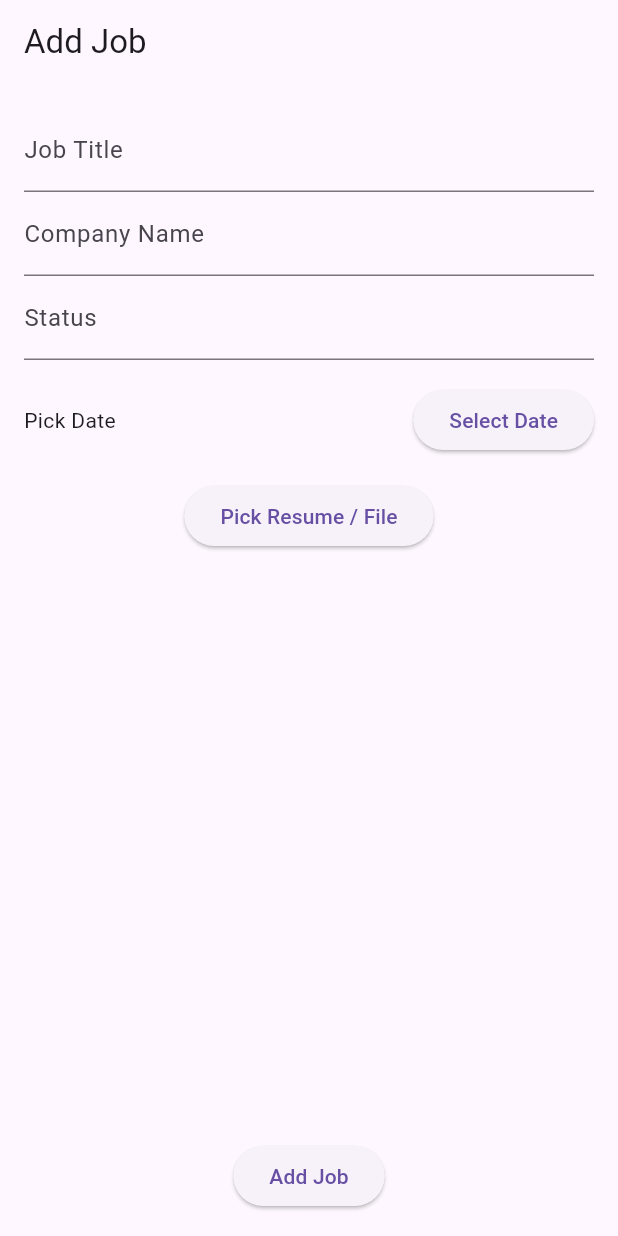
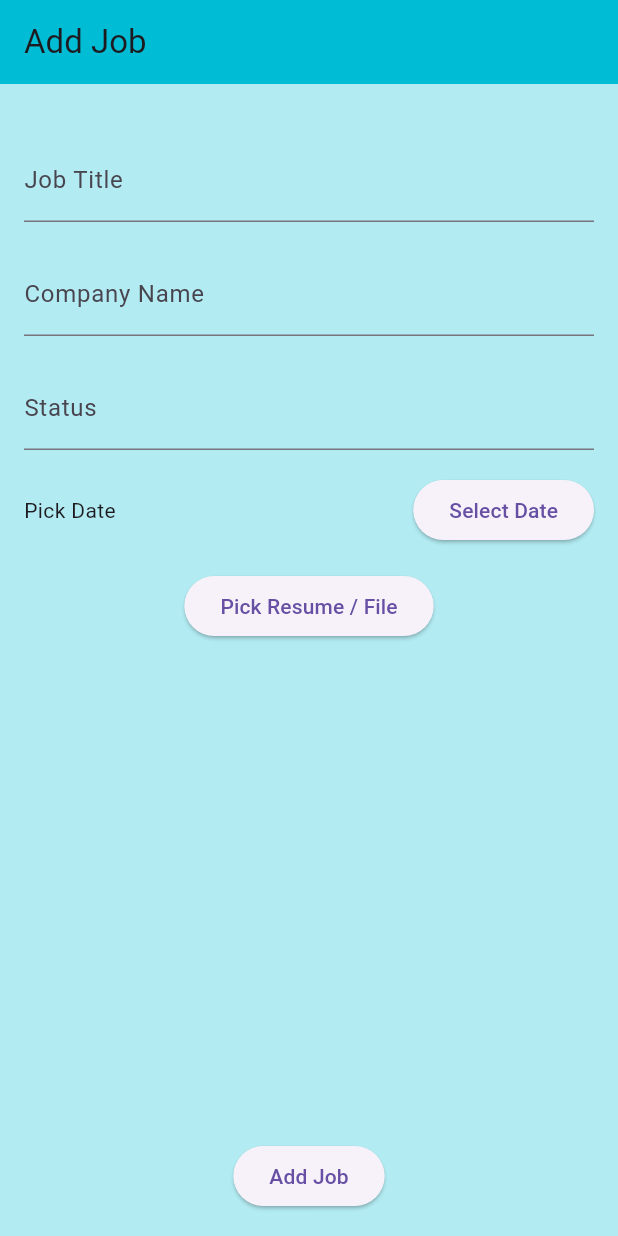
Before and after one commit to TanushreeBalakumar/job_application_tracker, a Flutter app: the CreatePage screen opened by its route, on a phone screen of 412 x 824 dp. Run offline on Flutter 3.47's test engine with Material 3 defaults, Android fonts, the phone set to English and light mode, and no system bars; our stand-ins replace flutter_riverpod, go_router, supabase_flutter; missing offline and left inert: file_selector; accounts and stored records are empty.

Commit message:
final fixes

```diff
--- a/lib/models/job_application.dart
+++ b/lib/models/job_application.dart
@@ -36,7 +36,7 @@ class JobApplication {
       'title': title,
       'company': company,
       'status': status,
-      'applied_on': appliedOn.toIso8601String().substring(0, 10), // ✅ Correct Date Format
+      'applied_on': appliedOn.toIso8601String().substring(0, 10),
       'notes': notes,
       'file_url': fileUrl,
       'user_id': userId,
--- a/lib/pages/create_page.dart
+++ b/lib/pages/create_page.dart
@@ -82,7 +82,8 @@ class _CreatePageState extends ConsumerState<CreatePage> {
   @override
   Widget build(BuildContext context) {
     return Scaffold(
-      appBar: AppBar(title: const Text('Add Job')),
+      backgroundColor: Colors.cyan[100],
+      appBar: AppBar(title: const Text('Add Job'), backgroundColor: Colors.cyan,),
       body: _isLoading
           ? const Center(child: CircularProgressIndicator())
           : Padding(
@@ -91,18 +92,21 @@ class _CreatePageState extends ConsumerState<CreatePage> {
                 key: _formKey,
                 child: Column(
                   children: [
+                    SizedBox(height: 20),
                     TextFormField(
                       controller: _titleController,
                       decoration: const InputDecoration(labelText: 'Job Title'),
                       validator: (value) =>
                           value!.isEmpty ? 'Please enter a job title' : null,
                     ),
+                    SizedBox(height: 20),
                     TextFormField(
                       controller: _companyController,
                       decoration: const InputDecoration(labelText: 'Company Name'),
                       validator: (value) =>
                           value!.isEmpty ? 'Please enter a company name' : null,
                     ),
+                    SizedBox(height: 20),
                     TextFormField(
                       controller: _statusController,
                       decoration: const InputDecoration(labelText: 'Status'),
--- a/lib/pages/edit_page.dart
+++ b/lib/pages/edit_page.dart
@@ -66,21 +66,25 @@ class _EditPageState extends ConsumerState<EditPage> {
   @override
   Widget build(BuildContext context) {
     return Scaffold(
-      appBar: AppBar(title: const Text('Edit Job')),
+      backgroundColor: Colors.cyanAccent[100],
+      appBar: AppBar(title: const Text('Edit Job'),backgroundColor: Colors.cyanAccent,),
       body: _isLoading
           ? const Center(child: CircularProgressIndicator())
           : Padding(
               padding: const EdgeInsets.all(16.0),
               child: Column(
                 children: [
+                  SizedBox(height: 20,),
                   TextFormField(
                     controller: _titleController,
                     decoration: const InputDecoration(labelText: 'Job Title'),
                   ),
+                  SizedBox(height: 20),
                   TextFormField(
                     controller: _companyController,
                     decoration: const InputDecoration(labelText: 'Company Name'),
                   ),
+                  SizedBox(height: 20),
                   TextFormField(
                     controller: _statusController,
                     decoration: const InputDecoration(labelText: 'Status'),
--- a/lib/pages/home_page.dart
+++ b/lib/pages/home_page.dart
@@ -30,7 +30,6 @@ class HomePage extends ConsumerWidget {
           child: Column(
             crossAxisAlignment: CrossAxisAlignment.start,
             children: [
-              /// Header (Greeting + Logout)
               Row(
                 mainAxisAlignment: MainAxisAlignment.spaceBetween,
                 children: [
@@ -71,7 +70,6 @@ class HomePage extends ConsumerWidget {
 
               const SizedBox(height: 25),
 
-              /// Search Placeholder (Keep it or replace later)
               Container(
                 decoration: BoxDecoration(
                   color: Colors.cyan[50],
@@ -155,7 +153,7 @@ class HomePage extends ConsumerWidget {
                                       await ref
                                           .read(jobApplicationServiceProvider)
                                           .deleteJob(job.id);
-                                      ref.invalidate(jobApplicationsProvider); // Refresh list
+                                      ref.invalidate(jobApplicationsProvider);
                                     }
                                   },
                                 ),
```
Also changed, not shown: lib/models/job_application.g.dart.
